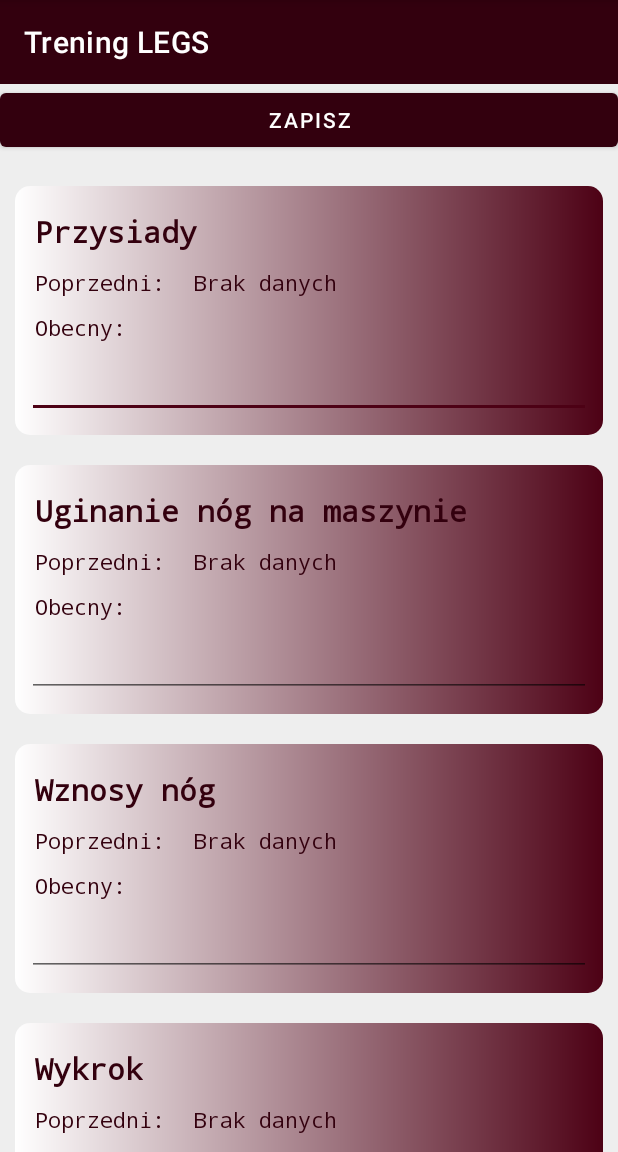
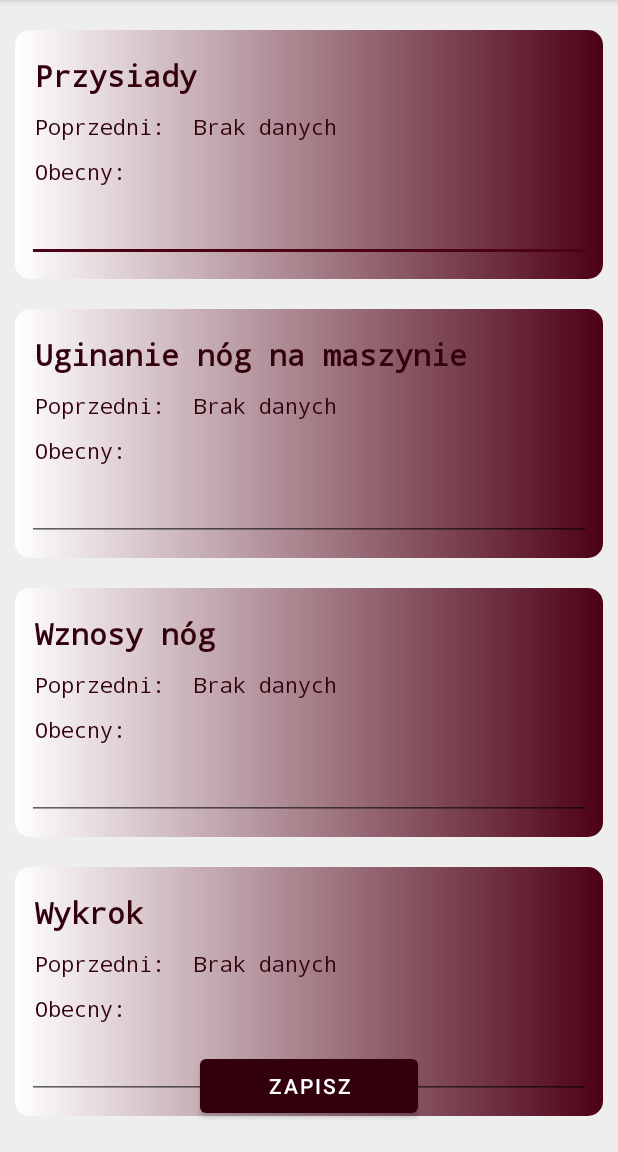
Before and after one commit to Funiek/systemy-mobilne-projekt, an Android app: the LegsDataActivity screen opened directly, with no data from a screen before it, on a phone screen of 412 x 824 dp, the part 84-1236 px from its top. Run offline under Robolectric (Android 15) with nearby library versions, the phone set to English and light mode, and no system bars; our stand-ins replace Room's generated code.

Commit message:
poprawki do przycisków zapisz

```diff
--- a/app/src/main/res/layout/activity_legs_data.xml
+++ b/app/src/main/res/layout/activity_legs_data.xml
@@ -1,5 +1,5 @@
 <?xml version="1.0" encoding="utf-8"?>
-<LinearLayout xmlns:android="http://schemas.android.com/apk/res/android"
+<androidx.coordinatorlayout.widget.CoordinatorLayout xmlns:android="http://schemas.android.com/apk/res/android"
     xmlns:app="http://schemas.android.com/apk/res-auto"
     xmlns:tools="http://schemas.android.com/tools"
     android:layout_width="fill_parent"
@@ -8,23 +8,15 @@
     android:orientation="vertical"
     tools:context=".MainActivity">
 
-    <androidx.appcompat.widget.Toolbar
-        android:id="@+id/toolBar"
-        android:layout_width="match_parent"
-        android:layout_height="?attr/actionBarSize"
-        android:background="@color/purple_500"
-        android:textAlignment="textEnd"
-        android:theme="@style/ThemeOverlay.AppCompat.Dark.ActionBar"
-        app:title="Trening LEGS"
-        app:titleTextColor="#FFF"
-        android:gravity="end"
-        tools:ignore="MissingConstraints" />
+
 
     <Button
         android:id="@+id/acceptLegsData"
-        android:layout_width="match_parent"
+        android:layout_width="145dp"
         android:layout_height="wrap_content"
-        android:text="Zapisz" />
+        android:layout_gravity="center|bottom"
+        android:layout_margin="20dp"
+        android:text="Zapisz"  />
 
     <ScrollView
         android:layout_width="fill_parent"
@@ -405,4 +397,4 @@
 
     </ScrollView>
 
-</LinearLayout>
+</androidx.coordinatorlayout.widget.CoordinatorLayout>
--- a/app/src/main/res/layout/activity_pull_data.xml
+++ b/app/src/main/res/layout/activity_pull_data.xml
@@ -14,7 +14,7 @@
         android:id="@+id/acceptPullData"
         android:layout_width="145dp"
         android:layout_height="wrap_content"
-        android:layout_gravity="end|bottom"
+        android:layout_gravity="center|bottom"
         android:layout_margin="20dp"
         android:text="Zapisz" />
 
--- a/app/src/main/res/values/themes.xml
+++ b/app/src/main/res/values/themes.xml
@@ -3,7 +3,7 @@
     <style name="Theme.TrainingApp" parent="Theme.MaterialComponents.DayNight.DarkActionBar">
         <!-- Primary brand color. -->
         <item name="colorPrimary">@color/purple_500</item>
-        <item name="colorPrimaryVariant">@color/purple_700</item>
+        <item name="colorPrimaryVariant">@color/purple_500</item>
         <item name="colorOnPrimary">@color/white</item>
         <!-- Secondary brand color. -->
         <item name="colorSecondary">@color/purple_700</item>
```
Also changed, not shown: app/src/main/res/layout/activity_abs_data.xml (+5 -14 lines), app/src/main/res/layout/activity_push_data.xml (+6 -14 lines), app/src/main/res/layout/activity_run_data.xml (+7 -15 lines), app/src/main/res/drawable/save.png (added).
